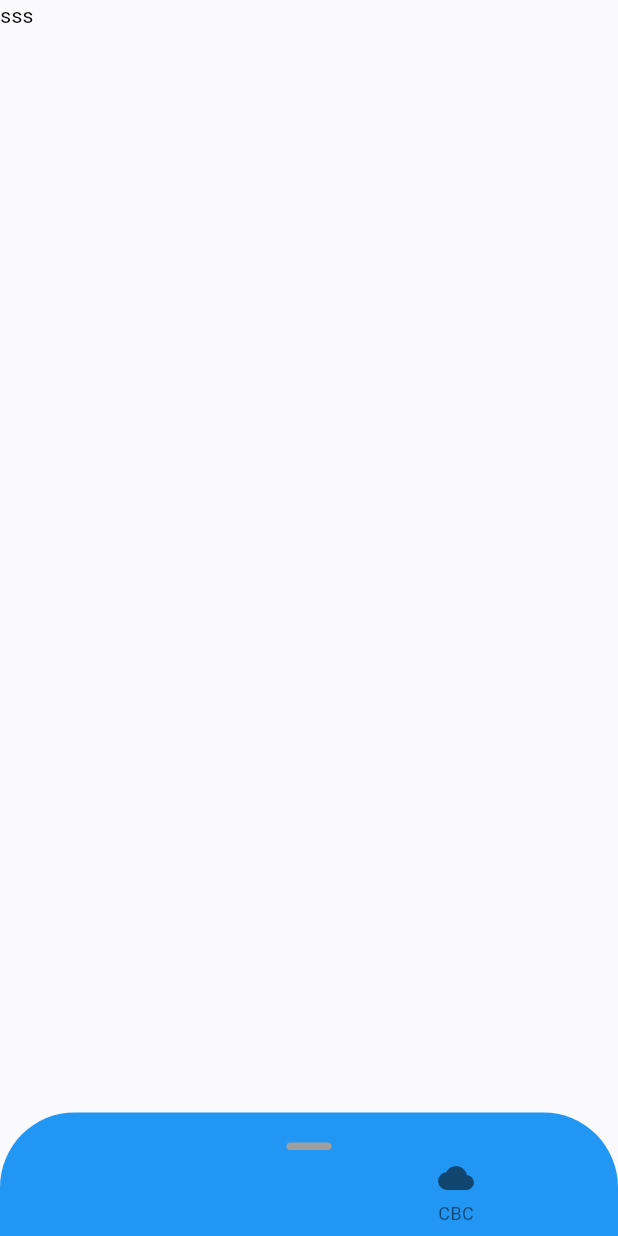
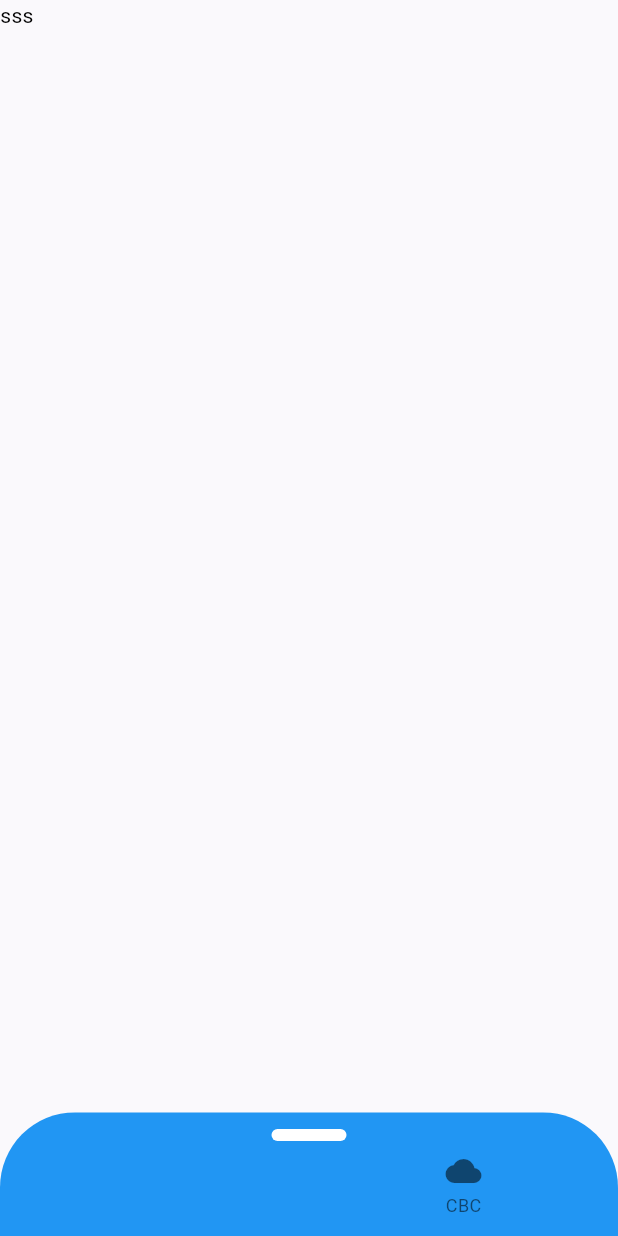
Before and after one commit to Kaih1825/Weather_Partner, a Flutter app: the screen it shows after launch, on a phone screen of 412 x 824 dp. Run offline on Flutter 3.47's test engine with Material 2 defaults, Android fonts, the phone set to English and light mode, and no system bars; drawn by our look-alikes of dynamic_color; our stand-ins replace flutter_svg, material_color_utilities.

```diff
--- a/lib/Screens/HomeScreen.dart
+++ b/lib/Screens/HomeScreen.dart
@@ -10,8 +10,8 @@ class HomeScreen extends StatefulWidget {
 }
 
 class _HomeScreenState extends State<HomeScreen> {
-  var controller = ScrollController();
-  var sourceType = 0;
+  var _sourceType = 0;
+  var _scrollUpLineIsTouching = false;
 
   @override
   Widget build(BuildContext context) {
@@ -31,32 +31,70 @@ class _HomeScreenState extends State<HomeScreen> {
             initialChildSize: 0.1,
             maxChildSize: 0.5,
             builder: (BuildContext context, ScrollController scrollController) {
-              return Container(
+              return NotificationListener(
+                onNotification: (scrollNotification) {
+                  if (scrollNotification is ScrollStartNotification) {
+                    _scrollUpLineIsTouching = true;
+                    setState(() {});
+                  } else if (scrollNotification is ScrollEndNotification) {
+                    _scrollUpLineIsTouching = false;
+                    setState(() {});
+                  }
+                  return true;
+                },
+                child: SingleChildScrollView(
+                  controller: scrollController,
+                  child: Container(
+                      height: MediaQuery.of(context).size.height / 2,
                       decoration: BoxDecoration(
                         color: Theme.of(context).colorScheme.secondaryContainer,
-                  borderRadius: BorderRadius.only(
+                        borderRadius: const BorderRadius.only(
                           topLeft: Radius.circular(50),
                           topRight: Radius.circular(50),
                         ),
                       ),
-                child: ListView.builder(
-                  padding: EdgeInsets.all(10),
-                  controller: scrollController,
-                  itemCount: 10,
-                  itemBuilder: (BuildContext context, int index) {
-                    if (index == 0) {
-                      return Padding(
+                      child: Padding(
                         padding: const EdgeInsets.symmetric(vertical: 10),
                         child: Column(
                           children: [
                             Align(
                               alignment: Alignment.center,
-                              child: Container(
-                                width: 30,
-                                height: 5,
+                              child: SizedBox(
+                                width: 60,
+                                height: 10,
+                                child: InkWell(
+                                  onTapDown: (_) {
+                                    _scrollUpLineIsTouching = true;
+                                    setState(() {});
+                                  },
+                                  onTapUp: (_) {
+                                    _scrollUpLineIsTouching = false;
+                                    setState(() {});
+                                  },
+                                  child: Align(
+                                    alignment: Alignment.center,
+                                    child: AnimatedContainer(
+                                      duration:
+                                          const Duration(milliseconds: 200),
+                                      width: 50 +
+                                          (10 *
+                                              (_scrollUpLineIsTouching
+                                                  ? 1
+                                                  : 0)),
+                                      height: 8 +
+                                          (2 *
+                                              (_scrollUpLineIsTouching
+                                                  ? 1
+                                                  : 0)),
                                       decoration: BoxDecoration(
-                                    color: Colors.grey,
-                                    borderRadius: BorderRadius.circular(40)),
+                                          color: Theme.of(context)
+                                              .colorScheme
+                                              .outlineVariant,
+                                          borderRadius:
+                                              BorderRadius.circular(40)),
+                                    ),
+                                  ),
+                                ),
                               ),
                             ),
                             Theme(
@@ -67,17 +105,17 @@ class _HomeScreenState extends State<HomeScreen> {
                                 backgroundColor: Colors.transparent,
                                 onTap: (v) {
                                   setState(() {
-                                    sourceType = v;
+                                    _sourceType = v;
                                   });
                                 },
                                 elevation: 0,
-                                currentIndex: sourceType,
+                                currentIndex: _sourceType,
                                 items: [
                                   BottomNavigationBarItem(
                                     icon: SvgPicture.asset(
                                       "assets/roc_cwa.svg",
                                       colorFilter: ColorFilter.mode(
-                                          sourceType == 0
+                                          _sourceType == 0
                                               ? Theme.of(context)
                                                   .colorScheme
                                                   .primary
@@ -96,12 +134,23 @@ class _HomeScreenState extends State<HomeScreen> {
                                 ],
                               ),
                             ),
+                            Expanded(
+                              child: NotificationListener(
+                                onNotification: (n) {
+                                  return true;
+                                },
+                                child: ListView.builder(
+                                  itemCount: 100,
+                                  itemBuilder:
+                                      (BuildContext context, int index) {
+                                    return Text("ss");
+                                  },
+                                ),
+                              ),
+                            )
                           ],
                         ),
-                      );
-                    }
-                    return Text(index.toString());
-                  },
+                      )),
                 ),
               );
             },
```
Also changed, not shown: 3 other files. Lines whose indentation alone changed are shown as unchanged.
